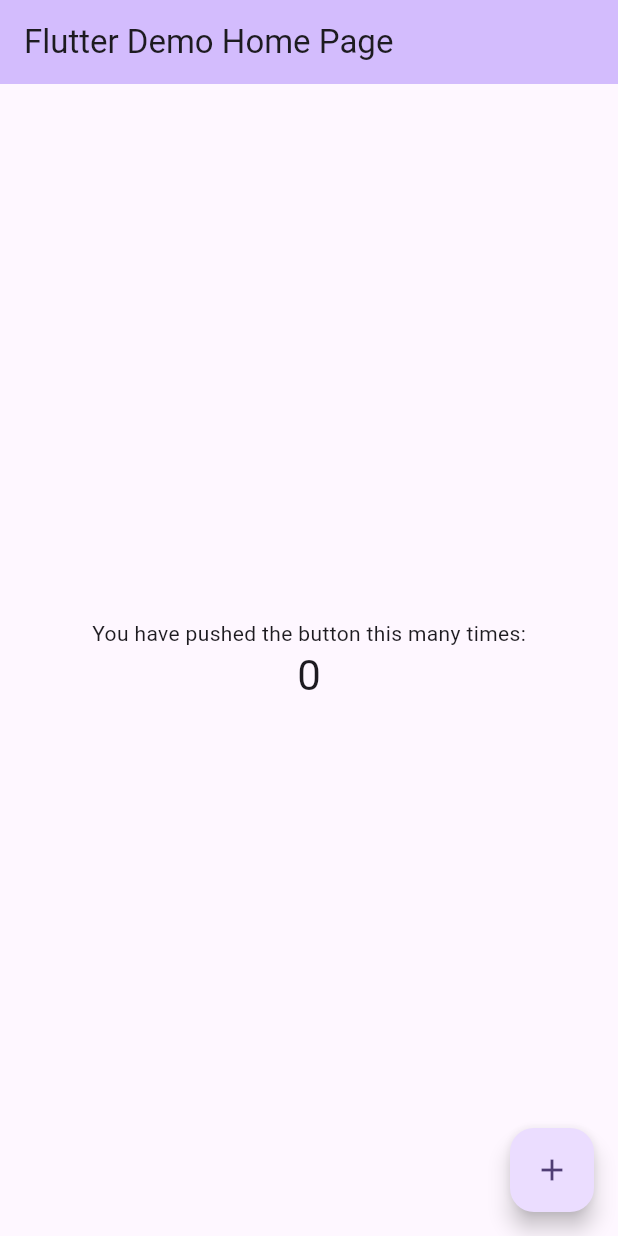
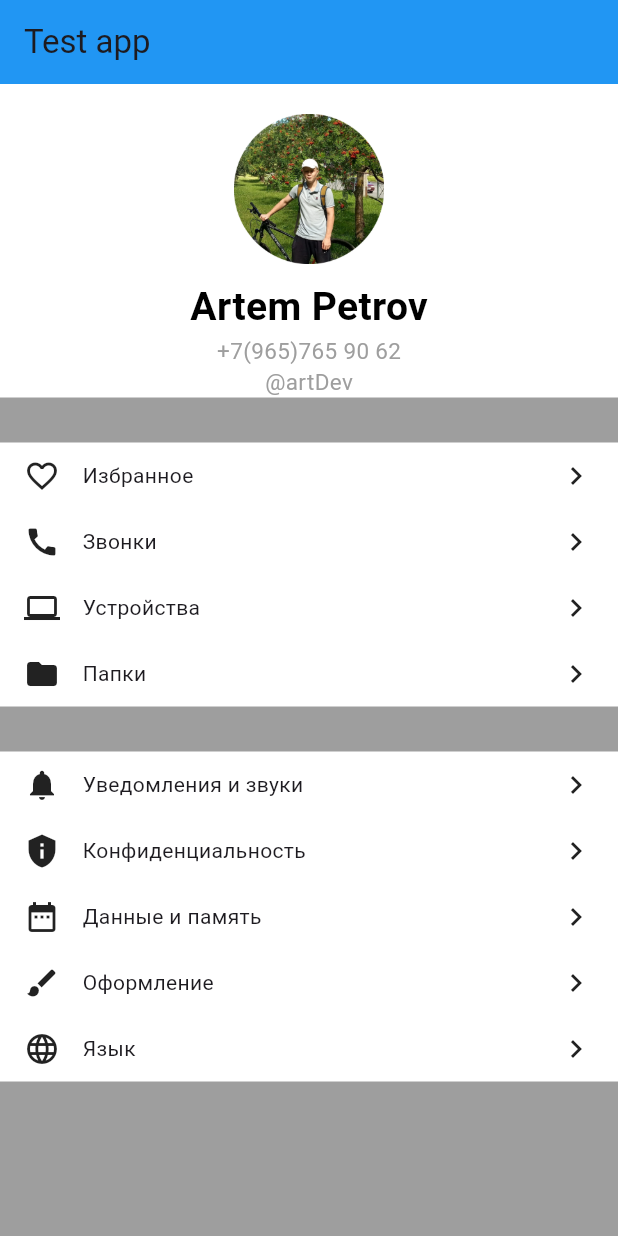
Before and after one commit to ArtDev2005/Flutter-learning, a Flutter app: the screen it shows after launch, on a phone screen of 412 x 824 dp. Run offline on Flutter 3.47's test engine with Material 3 defaults, Android fonts, the phone set to English and light mode, and no system bars.

Commit message:
Сверстал пользователя

```diff
--- a/analysis_options.yaml
+++ b/analysis_options.yaml
@@ -1,28 +1,3 @@
-# This file configures the analyzer, which statically analyzes Dart code to
-# check for errors, warnings, and lints.
-#
-# The issues identified by the analyzer are surfaced in the UI of Dart-enabled
-# IDEs (https://dart.dev/tools#ides-and-editors). The analyzer can also be
-# invoked from the command line by running `flutter analyze`.
-
-# The following line activates a set of recommended lints for Flutter apps,
-# packages, and plugins designed to encourage good coding practices.
-include: package:flutter_lints/flutter.yaml
-
 linter:
-  # The lint rules applied to this project can be customized in the
-  # section below to disable rules from the `package:flutter_lints/flutter.yaml`
-  # included above or to enable additional rules. A list of all available lints
-  # and their documentation is published at https://dart.dev/lints.
-  #
-  # Instead of disabling a lint rule for the entire project in the
-  # section below, it can also be suppressed for a single line of code
-  # or a specific dart file by using the `// ignore: name_of_lint` and
-  # `// ignore_for_file: name_of_lint` syntax on the line or in the file
-  # producing the lint.
   rules:
-    # avoid_print: false  # Uncomment to disable the `avoid_print` rule
-    # prefer_single_quotes: true  # Uncomment to enable the `prefer_single_quotes` rule
-
-# Additional information about this file can be found at
-# https://dart.dev/guides/language/analysis-options
+    prefer_const_constructors : false
--- /dev/null
+++ b/lib/app.dart
@@ -0,0 +1,13 @@
+import 'package:flutter/material.dart';
+import 'package:flutter_learning/user_profile.dart';
+
+class App extends StatelessWidget {
+  const App({super.key});
+
+  @override
+  Widget build(BuildContext context) {
+    return MaterialApp(
+      home: UserProfile(),
+    );
+  }
+}
--- a/lib/main.dart
+++ b/lib/main.dart
@@ -1,125 +1,7 @@
 import 'package:flutter/material.dart';
+import 'package:flutter_learning/app.dart';
 
-void main() {
-  runApp(const MyApp());
+void main(){
+  const app = App();
+  runApp(app);
 }
-
-class MyApp extends StatelessWidget {
-  const MyApp({super.key});
-
-  // This widget is the root of your application.
-  @override
-  Widget build(BuildContext context) {
-    return MaterialApp(
-      title: 'Flutter Demo',
-      theme: ThemeData(
-        // This is the theme of your application.
-        //
-        // TRY THIS: Try running your application with "flutter run". You'll see
-        // the application has a purple toolbar. Then, without quitting the app,
-        // try changing the seedColor in the colorScheme below to Colors.green
-        // and then invoke "hot reload" (save your changes or press the "hot
-        // reload" button in a Flutter-supported IDE, or press "r" if you used
-        // the command line to start the app).
-        //
-        // Notice that the counter didn't reset back to zero; the application
-        // state is not lost during the reload. To reset the state, use hot
-        // restart instead.
-        //
-        // This works for code too, not just values: Most code changes can be
-        // tested with just a hot reload.
-        colorScheme: ColorScheme.fromSeed(seedColor: Colors.deepPurple),
-        useMaterial3: true,
-      ),
-      home: const MyHomePage(title: 'Flutter Demo Home Page'),
-    );
-  }
-}
-
-class MyHomePage extends StatefulWidget {
-  const MyHomePage({super.key, required this.title});
-
-  // This widget is the home page of your application. It is stateful, meaning
-  // that it has a State object (defined below) that contains fields that affect
-  // how it looks.
-
-  // This class is the configuration for the state. It holds the values (in this
-  // case the title) provided by the parent (in this case the App widget) and
-  // used by the build method of the State. Fields in a Widget subclass are
-  // always marked "final".
-
-  final String title;
-
-  @override
-  State<MyHomePage> createState() => _MyHomePageState();
-}
-
-class _MyHomePageState extends State<MyHomePage> {
-  int _counter = 0;
-
-  void _incrementCounter() {
-    setState(() {
-      // This call to setState tells the Flutter framework that something has
-      // changed in this State, which causes it to rerun the build method below
-      // so that the display can reflect the updated values. If we changed
-      // _counter without calling setState(), then the build method would not be
-      // called again, and so nothing would appear to happen.
-      _counter++;
-    });
-  }
-
-  @override
-  Widget build(BuildContext context) {
-    // This method is rerun every time setState is called, for instance as done
-    // by the _incrementCounter method above.
-    //
-    // The Flutter framework has been optimized to make rerunning build methods
-    // fast, so that you can just rebuild anything that needs updating rather
-    // than having to individually change instances of widgets.
-    return Scaffold(
-      appBar: AppBar(
-        // TRY THIS: Try changing the color here to a specific color (to
-        // Colors.amber, perhaps?) and trigger a hot reload to see the AppBar
-        // change color while the other colors stay the same.
-        backgroundColor: Theme.of(context).colorScheme.inversePrimary,
-        // Here we take the value from the MyHomePage object that was created by
-        // the App.build method, and use it to set our appbar title.
-        title: Text(widget.title),
-      ),
-      body: Center(
-        // Center is a layout widget. It takes a single child and positions it
-        // in the middle of the parent.
-        child: Column(
-          // Column is also a layout widget. It takes a list of children and
-          // arranges them vertically. By default, it sizes itself to fit its
-          // children horizontally, and tries to be as tall as its parent.
-          //
-          // Column has various properties to control how it sizes itself and
-          // how it positions its children. Here we use mainAxisAlignment to
-          // center the children vertically; the main axis here is the vertical
-          // axis because Columns are vertical (the cross axis would be
-          // horizontal).
-          //
-          // TRY THIS: Invoke "debug painting" (choose the "Toggle Debug Paint"
-          // action in the IDE, or press "p" in the console), to see the
-          // wireframe for each widget.
-          mainAxisAlignment: MainAxisAlignment.center,
-          children: <Widget>[
-            const Text(
-              'You have pushed the button this many times:',
-            ),
-            Text(
-              '$_counter',
-              style: Theme.of(context).textTheme.headlineMedium,
-            ),
-          ],
-        ),
-      ),
-      floatingActionButton: FloatingActionButton(
-        onPressed: _incrementCounter,
-        tooltip: 'Increment',
-        child: const Icon(Icons.add),
-      ), // This trailing comma makes auto-formatting nicer for build methods.
-    );
-  }
-}
--- /dev/null
+++ b/lib/user_profile.dart
@@ -0,0 +1,179 @@
+import 'package:flutter/material.dart';
+
+class UserProfile extends StatelessWidget {
+  final List<MenuRowData> FirstMenuRow = [
+    MenuRowData(Icons.favorite_outline, "Избранное"),
+    MenuRowData(Icons.call, "Звонки"),
+    MenuRowData(Icons.computer, "Устройства"),
+    MenuRowData(Icons.folder, "Папки")
+  ];
+  final List<MenuRowData> SecondMenuRow = [
+    MenuRowData(Icons.notifications, "Уведомления и звуки"),
+    MenuRowData(Icons.privacy_tip, "Конфиденциальность"),
+    MenuRowData(Icons.date_range, "Данные и память"),
+    MenuRowData(Icons.brush, "Оформление"),
+    MenuRowData(Icons.language, "Язык"),
+  ];
+  UserProfile({super.key});
+
+  @override
+  Widget build(BuildContext context) {
+    return Directionality(
+      textDirection: TextDirection.ltr,
+      child: MaterialApp(
+        home: Scaffold(
+          backgroundColor: Colors.grey,
+          appBar: AppBar(
+            title: Text("Test app"),
+            backgroundColor: Colors.blue,
+          ),
+          body:Container(
+            width: double.infinity,
+            child: Column(
+              crossAxisAlignment: CrossAxisAlignment.center,
+              children: [
+                _UserInfo(),
+                SizedBox(height: 30,),
+                _MenuWidget(menuRow: FirstMenuRow),
+                SizedBox(height: 30,),
+                _MenuWidget(menuRow: SecondMenuRow)
+              ],
+            )
+          )
+        ),
+      ),
+    );
+  }
+}
+
+class MenuRowData{
+  final IconData icon;
+  final String text;
+  MenuRowData(this.icon, this.text);
+}
+
+class _MenuWidget extends StatelessWidget {
+  final List<MenuRowData> menuRow;
+  _MenuWidget({required this.menuRow});
+
+  @override
+  Widget build(BuildContext context) {
+    return Container(
+      color: Colors.white,
+      width: double.infinity,
+      child: Column(
+        children: menuRow.map((data) => _MenuWidgetRow(data: data)).toList()
+      ),
+    );
+  }
+}
+
+class _MenuWidgetRow extends StatelessWidget {
+  final MenuRowData data;
+  const _MenuWidgetRow({
+    required this.data});
+
+  @override
+  Widget build(BuildContext context) {
+    return Padding(
+      padding: const EdgeInsets.symmetric(horizontal: 16, vertical: 10),
+      child: Row(
+        children: [
+          Icon(data.icon),
+          SizedBox(width: 15,),
+          Expanded(child: Text(data.text)),
+          Icon(Icons.chevron_right),
+          Divider(height: 1,)
+        ],
+      ),
+    );
+  }
+}
+
+
+class _UserInfo extends StatelessWidget {
+  const _UserInfo();
+
+  @override
+  Widget build(BuildContext context) {
+    return Container(
+      color: Colors.white,
+      width: double.infinity,
+      child: Column(
+        crossAxisAlignment: CrossAxisAlignment.center,
+        children: [
+          SizedBox(
+            height: 20,
+          ),
+          _AvatarWidget(),
+          SizedBox(
+            height: 10,
+          ),
+          _UserNameWidget(),
+          _UserPhoneWidget(),
+          _UserNickNameWidget()
+        ],
+      ),
+    );
+  }
+}
+
+
+class _UserNickNameWidget extends StatelessWidget {
+  const _UserNickNameWidget();
+
+  @override
+  Widget build(BuildContext context) {
+    return Text(
+      "@artDev",
+      style: TextStyle(
+        color: Colors.grey,
+        fontSize: 15
+      ),
+    );
+  }
+}
+
+class _UserPhoneWidget extends StatelessWidget {
+  const _UserPhoneWidget();
+
+  @override
+  Widget build(BuildContext context) {
+    return Text(
+      "+7(965)765 90 62",
+      style: TextStyle(
+        color: Colors.grey,
+        fontSize: 15
+      ),
+    );
+  }
+}
+
+class _UserNameWidget extends StatelessWidget {
+  const _UserNameWidget();
+
+  @override
+  Widget build(BuildContext context) {
+    return Text("Artem Petrov",
+      style: TextStyle(
+        color: Colors.black,
+        fontWeight: FontWeight.w600,
+        fontSize: 26
+      ),
+
+    );
+  }
+}
+
+class _AvatarWidget extends StatelessWidget {
+  const _AvatarWidget();
+
+  @override
+  Widget build(BuildContext context) {
+    return Container(
+      width: 100,
+      height: 100,
+      child: Image.asset("assets/icon.png"),
+    );
+  }
+}
--- a/pubspec.yaml
+++ b/pubspec.yaml
@@ -52,7 +52,8 @@ dev_dependencies:
 
 # The following section is specific to Flutter packages.
 flutter:
-
+  assets:
+    - assets/icon.png
   # The following line ensures that the Material Icons font is
   # included with your application, so that you can use the icons in
   # the material Icons class.
```
Also changed, not shown: assets/icon.png (added).
